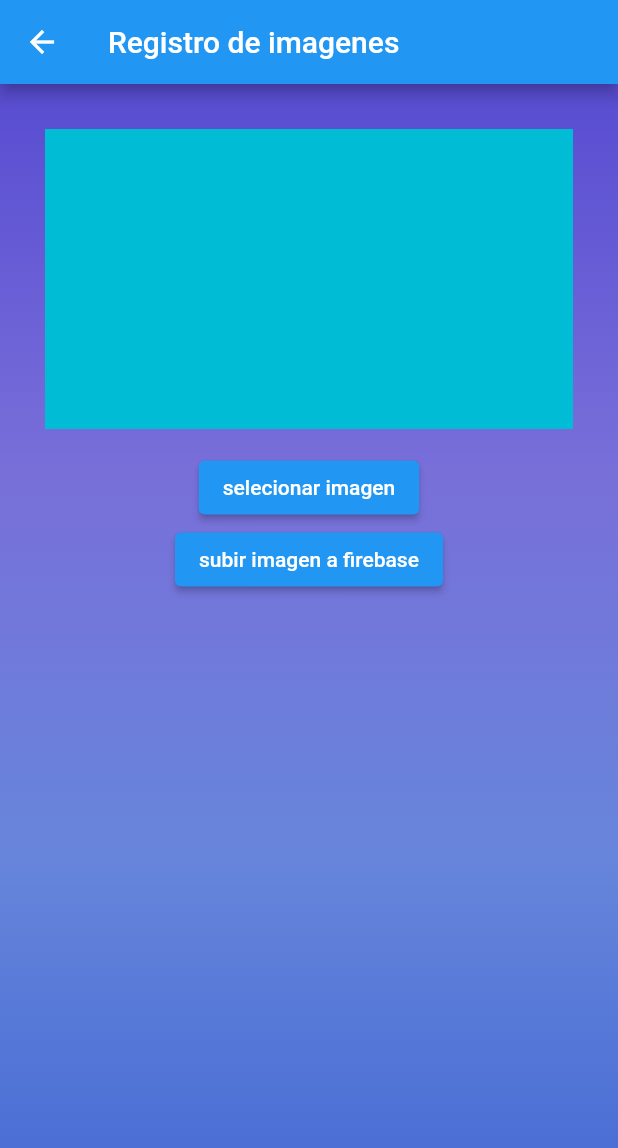
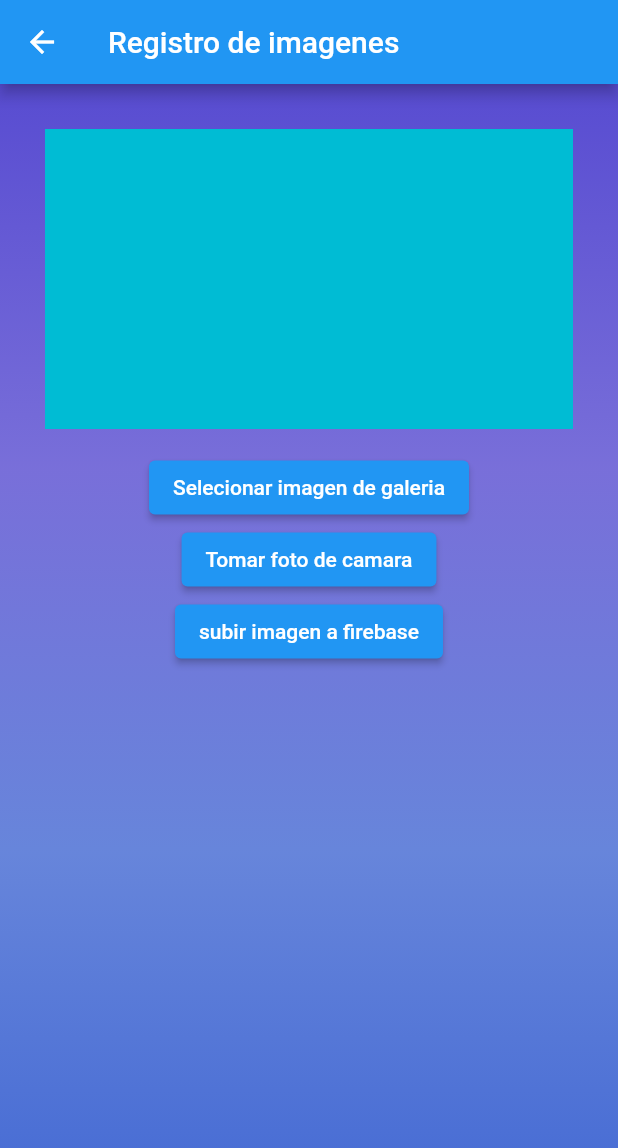
Before and after one commit to adancondori/UnifranzFind, a Flutter app: the RegistroImagen screen opened directly, after a tap on "subir imagen a firebase", on a phone screen of 412 x 824 dp. Shown: the top 1148 px of the screen. Run offline on Flutter 3.47's test engine with Material 2 defaults, Android fonts, the phone set to English and light mode, and no system bars; our stand-ins replace cloud_firestore, firebase_core, firebase_database, firebase_storage, get, image_picker; accounts and stored records are empty; network calls fail.

Commit message:
se agrego foto desde camara

```diff
--- a/lib/uploads/services/image_picker.dart
+++ b/lib/uploads/services/image_picker.dart
@@ -6,3 +6,8 @@ Future<XFile?> getImage() async{
     final XFile? image = await picker.pickImage(source: ImageSource.gallery);
     return image;
   }
+  Future<XFile?> getCamera() async{
+    final ImagePicker picker = ImagePicker();
+    final XFile? photo = await picker.pickImage(source: ImageSource.camera);
+    return photo;
+  }
--- a/lib/uploads/ui/registro_imagen.dart
+++ b/lib/uploads/ui/registro_imagen.dart
@@ -53,12 +53,32 @@ class _RegistroImagenState extends State<RegistroImagen> {
               });
 
             },
-            child: const Text("selecionar imagen")),
+
+            child: const Text("Selecionar imagen de galeria")),
+            ElevatedButton(onPressed:() async {
+              final imagen = await getCamera();
+              setState(() {
+                imagen_to_upload = File(imagen!.path);
+              });
+
+            },
+
+            child: const Text("Tomar foto de camara")),
             ElevatedButton(onPressed:() async {
               if (imagen_to_upload == null) {
                 return;
               }
-              final uploaded = await uploadImage(imagen_to_upload!);
+              final uoload =await uploadImage(imagen_to_upload!);
+              if (uoload) {
+                ScaffoldMessenger.of(context).showSnackBar(
+                  const SnackBar(content: Text("error al subir la imagen"))
+                );
+              }
+              else {
+                ScaffoldMessenger.of(context).showSnackBar(
+                  const SnackBar(content: Text("La imagen se subio correctamente"))
+                );
+              }
 
             }, child: const Text("subir imagen a firebase")),
           ],
```
